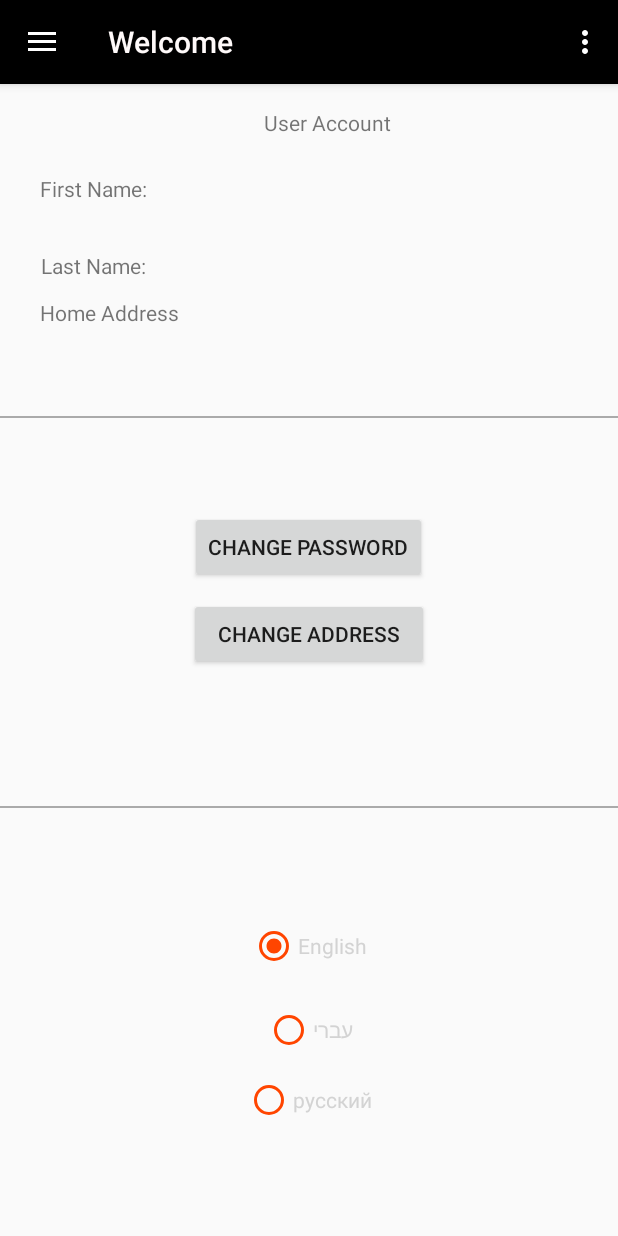
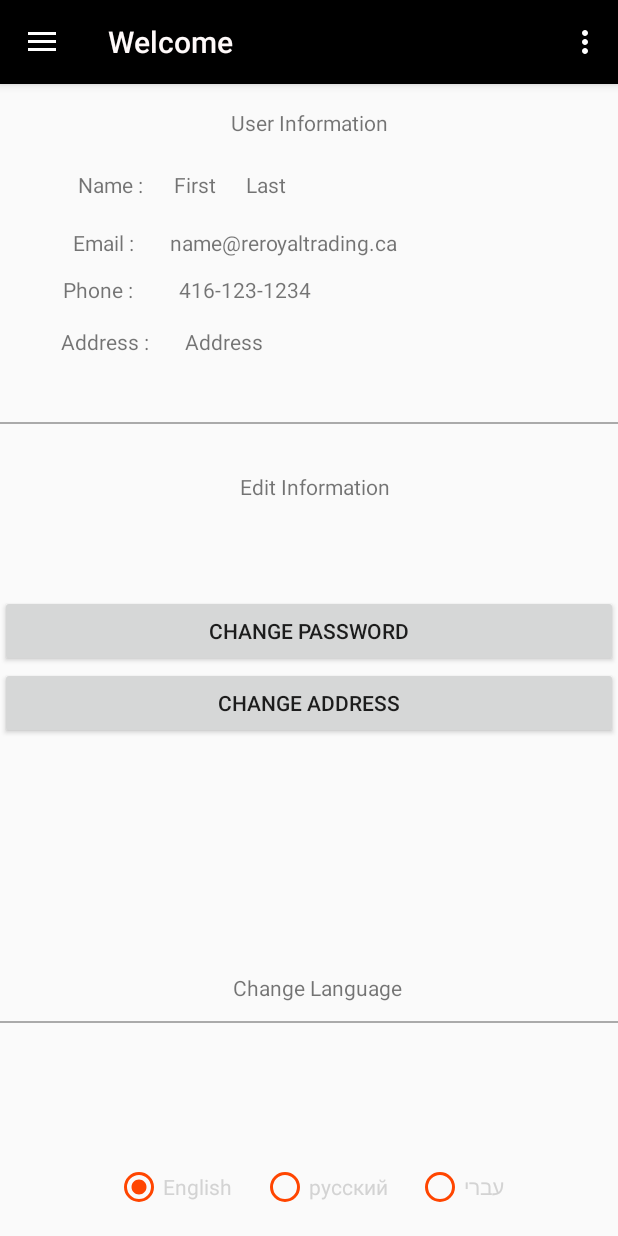
Before and after one commit to IsaiNah/REStoreEmployeeApp, an Android app: the fragment FragmentAccount placed in its activity, on a phone screen of 412 x 824 dp. Run offline under Robolectric (Android 15) with nearby library versions, the phone set to English and light mode, and no system bars; network calls fail.

Commit message:
- Update to User Information

```diff
--- a/app/src/main/res/layout/fragment_account.xml
+++ b/app/src/main/res/layout/fragment_account.xml
@@ -5,63 +5,146 @@
     android:layout_width="match_parent"
     android:layout_height="match_parent">
 
+    <TextView
+        android:id="@+id/txt_accountLangChange"
+        android:layout_width="wrap_content"
+        android:layout_height="wrap_content"
+        android:layout_marginStart="154dp"
+        android:layout_marginTop="156dp"
+        android:layout_marginEnd="143dp"
+        android:layout_marginBottom="13dp"
+        android:text="Change Language"
+        app:layout_constraintBottom_toTopOf="@+id/view3"
+        app:layout_constraintEnd_toEndOf="parent"
+        app:layout_constraintStart_toStartOf="parent"
+        app:layout_constraintTop_toBottomOf="@+id/button4" />
+
+    <TextView
+        android:id="@+id/txt_accountTitle2"
+        android:layout_width="wrap_content"
+        android:layout_height="wrap_content"
+        android:layout_marginStart="142dp"
+        android:layout_marginTop="32dp"
+        android:layout_marginEnd="134dp"
+        android:layout_marginBottom="29dp"
+        android:text="Edit Information"
+        app:layout_constraintBottom_toTopOf="@+id/button"
+        app:layout_constraintEnd_toEndOf="parent"
+        app:layout_constraintStart_toStartOf="parent"
+        app:layout_constraintTop_toBottomOf="@+id/view" />
+
+    <TextView
+        android:id="@+id/txt_userPhone"
+        android:layout_width="wrap_content"
+        android:layout_height="wrap_content"
+        android:layout_marginStart="15dp"
+        android:layout_marginTop="12dp"
+        android:layout_marginEnd="212dp"
+        android:text="416-123-1234"
+        app:layout_constraintEnd_toEndOf="parent"
+        app:layout_constraintStart_toEndOf="@+id/textView10"
+        app:layout_constraintTop_toBottomOf="@+id/txt_userEmail" />
+
+    <TextView
+        android:id="@+id/textView10"
+        android:layout_width="wrap_content"
+        android:layout_height="wrap_content"
+        android:layout_marginStart="49dp"
+        android:layout_marginTop="12dp"
+        android:layout_marginEnd="15dp"
+        android:text="Phone :"
+        app:layout_constraintEnd_toStartOf="@+id/txt_userPhone"
+        app:layout_constraintStart_toStartOf="parent"
+        app:layout_constraintTop_toBottomOf="@+id/textView5" />
+
+    <TextView
+        android:id="@+id/txt_userLName"
+        android:layout_width="wrap_content"
+        android:layout_height="wrap_content"
+        android:layout_marginTop="22dp"
+        android:layout_marginEnd="201dp"
+        android:layout_marginBottom="19dp"
+        android:text="Last"
+        app:layout_constraintBottom_toTopOf="@+id/txt_userEmail"
+        app:layout_constraintEnd_toEndOf="parent"
+        app:layout_constraintStart_toEndOf="@+id/txt_userFName"
+        app:layout_constraintTop_toBottomOf="@+id/txt_accountTitle" />
+
+    <TextView
+        android:id="@+id/txt_userAddress"
+        android:layout_width="wrap_content"
+        android:layout_height="wrap_content"
+        android:layout_marginStart="12dp"
+        android:layout_marginTop="15dp"
+        android:layout_marginEnd="242dp"
+        android:text="Address"
+        app:layout_constraintEnd_toEndOf="parent"
+        app:layout_constraintStart_toEndOf="@+id/textView6"
+        app:layout_constraintTop_toBottomOf="@+id/txt_userPhone" />
+
+    <TextView
+        android:id="@+id/txt_userEmail"
+        android:layout_width="wrap_content"
+        android:layout_height="wrap_content"
+        android:layout_marginStart="12dp"
+        android:layout_marginTop="19dp"
+        android:layout_marginEnd="150dp"
+        android:text="name@reroyaltrading.ca"
+        app:layout_constraintEnd_toEndOf="parent"
+        app:layout_constraintStart_toEndOf="@+id/textView5"
+        app:layout_constraintTop_toBottomOf="@+id/txt_userLName" />
+
     <RadioButton
         android:id="@+id/idrbLangEnglish3"
         android:layout_width="wrap_content"
-        android:layout_height="wrap_content"
-        android:layout_marginStart="166dp"
-        android:layout_marginTop="35dp"
-        android:layout_marginEnd="167dp"
-        android:layout_marginBottom="18dp"
+        android:layout_height="33dp"
+        android:layout_marginStart="74dp"
+        android:layout_marginEnd="8dp"
+        android:layout_marginBottom="16dp"
         android:buttonTint="@color/OrangeRed"
         android:checked="true"
         android:text="English"
         android:textColor="@color/LightGrey"
-        app:layout_constraintBottom_toTopOf="@+id/idrbLangEnglish4"
-        app:layout_constraintEnd_toEndOf="parent"
-        app:layout_constraintStart_toStartOf="parent"
-        app:layout_constraintTop_toBottomOf="@+id/view3" />
+        app:layout_constraintBottom_toBottomOf="parent"
+        app:layout_constraintEnd_toStartOf="@+id/idrbLangRus2"
+        app:layout_constraintStart_toStartOf="parent" />
 
     <RadioButton
         android:id="@+id/idrbLangEnglish4"
         android:layout_width="wrap_content"
-        android:layout_height="wrap_content"
-        android:layout_marginStart="176dp"
-        android:layout_marginEnd="176dp"
-        android:layout_marginBottom="6dp"
+        android:layout_height="33dp"
+        android:layout_marginStart="8dp"
+        android:layout_marginEnd="73dp"
+        android:layout_marginBottom="16dp"
         android:buttonTint="@color/OrangeRed"
         android:text="עברי"
         android:textColor="@color/LightGrey"
-        app:layout_constraintBottom_toTopOf="@+id/idrbLangRus2"
+        app:layout_constraintBottom_toBottomOf="parent"
         app:layout_constraintEnd_toEndOf="parent"
-        app:layout_constraintStart_toStartOf="parent"
-        app:layout_constraintTop_toBottomOf="@+id/idrbLangEnglish3" />
+        app:layout_constraintStart_toEndOf="@+id/idrbLangRus2" />
 
     <RadioButton
         android:id="@+id/idrbLangRus2"
         android:layout_width="wrap_content"
-        android:layout_height="wrap_content"
-        android:layout_marginStart="162dp"
-        android:layout_marginTop="3dp"
-        android:layout_marginEnd="163dp"
-        android:layout_marginBottom="69dp"
+        android:layout_height="33dp"
+        android:layout_marginStart="8dp"
+        android:layout_marginEnd="8dp"
+        android:layout_marginBottom="16dp"
         android:buttonTint="@color/OrangeRed"
         android:text="русский"
         android:textColor="@color/LightGrey"
         app:layout_constraintBottom_toBottomOf="parent"
-        app:layout_constraintEnd_toEndOf="parent"
-        app:layout_constraintStart_toStartOf="parent"
-        app:layout_constraintTop_toBottomOf="@+id/idrbLangEnglish4" />
+        app:layout_constraintEnd_toStartOf="@+id/idrbLangEnglish4"
+        app:layout_constraintStart_toEndOf="@+id/idrbLangEnglish3" />
 
     <View
         android:id="@+id/view3"
         android:layout_width="match_parent"
         android:layout_height="1dp"
-        android:layout_marginTop="85dp"
-        android:layout_marginBottom="35dp"
+        android:layout_marginTop="188dp"
         android:background="@android:color/darker_gray"
-        app:layout_constraintBottom_toTopOf="@+id/idrbLangEnglish3"
         app:layout_constraintEnd_toEndOf="parent"
+        app:layout_constraintHorizontal_bias="0.0"
         app:layout_constraintStart_toStartOf="parent"
         app:layout_constraintTop_toBottomOf="@+id/button4" />
 
@@ -69,7 +152,7 @@
         android:id="@+id/view"
         android:layout_width="match_parent"
         android:layout_height="1dp"
-        android:layout_marginTop="27dp"
+        android:layout_marginTop="8dp"
         android:layout_marginBottom="78dp"
         android:background="@android:color/darker_gray"
         app:layout_constraintBottom_toTopOf="@+id/button"
@@ -79,12 +162,11 @@
 
     <Button
         android:id="@+id/button4"
-        android:layout_width="160dp"
+        android:layout_width="match_parent"
         android:layout_height="wrap_content"
-        android:layout_marginStart="125dp"
-        android:layout_marginTop="10dp"
-        android:layout_marginEnd="126dp"
+        android:layout_marginBottom="157dp"
         android:text="Change Address"
+        app:layout_constraintBottom_toTopOf="@+id/view3"
         app:layout_constraintEnd_toEndOf="parent"
         app:layout_constraintStart_toStartOf="parent"
         app:layout_constraintTop_toBottomOf="@+id/button" />
@@ -93,27 +175,23 @@
         android:id="@+id/textView6"
         android:layout_width="wrap_content"
         android:layout_height="wrap_content"
-        android:layout_marginStart="25dp"
-        android:layout_marginTop="2dp"
-        android:layout_marginEnd="292dp"
-        android:layout_marginBottom="32dp"
-        android:text="Home Address"
-        app:layout_constraintBottom_toTopOf="@+id/view"
-        app:layout_constraintEnd_toEndOf="parent"
+        android:layout_marginStart="46dp"
+        android:layout_marginTop="15dp"
+        android:layout_marginEnd="12dp"
+        android:text="Address :"
+        app:layout_constraintEnd_toStartOf="@+id/txt_userAddress"
         app:layout_constraintStart_toStartOf="parent"
-        app:layout_constraintTop_toBottomOf="@+id/textView5" />
+        app:layout_constraintTop_toBottomOf="@+id/textView10" />
 
     <TextView
         android:id="@+id/textView5"
         android:layout_width="wrap_content"
         android:layout_height="wrap_content"
-        android:layout_marginStart="26dp"
-        android:layout_marginTop="16dp"
-        android:layout_marginEnd="314dp"
-        android:layout_marginBottom="10dp"
-        android:text="Last Name:"
-        app:layout_constraintBottom_toTopOf="@+id/textView6"
-        app:layout_constraintEnd_toEndOf="parent"
+        android:layout_marginStart="51dp"
+        android:layout_marginTop="19dp"
+        android:layout_marginEnd="12dp"
+        android:text="Email :"
+        app:layout_constraintEnd_toStartOf="@+id/txt_userEmail"
         app:layout_constraintStart_toStartOf="parent"
         app:layout_constraintTop_toBottomOf="@+id/textView4" />
 
@@ -121,14 +199,14 @@
         android:id="@+id/txt_accountTitle"
         android:layout_width="wrap_content"
         android:layout_height="wrap_content"
-        android:layout_marginStart="176dp"
+        android:layout_marginStart="162dp"
         android:layout_marginTop="16dp"
-        android:layout_marginEnd="149dp"
-        android:layout_marginBottom="696dp"
-        android:text="User Account"
-        app:layout_constraintBottom_toBottomOf="parent"
+        android:layout_marginEnd="163dp"
+        android:layout_marginBottom="185dp"
+        android:text="User Information"
+        app:layout_constraintBottom_toTopOf="@+id/view"
         app:layout_constraintEnd_toEndOf="parent"
-        app:layout_constraintHorizontal_bias="0.0"
+        app:layout_constraintHorizontal_bias="0.476"
         app:layout_constraintStart_toStartOf="parent"
         app:layout_constraintTop_toTopOf="parent"
         app:layout_constraintVertical_bias="0.0" />
@@ -137,27 +215,36 @@
         android:id="@+id/textView4"
         android:layout_width="wrap_content"
         android:layout_height="wrap_content"
-        android:layout_marginStart="25dp"
-        android:layout_marginTop="60dp"
-        android:layout_marginEnd="313dp"
-        android:layout_marginBottom="16dp"
-        android:text="First Name:"
+        android:layout_marginStart="32dp"
+        android:layout_marginTop="57dp"
+        android:layout_marginBottom="19dp"
+        android:text="Name :"
         app:layout_constraintBottom_toTopOf="@+id/textView5"
-        app:layout_constraintEnd_toEndOf="parent"
+        app:layout_constraintEnd_toStartOf="@+id/txt_userFName"
         app:layout_constraintStart_toStartOf="parent"
-        app:layout_constraintTop_toTopOf="parent"
-        app:layout_constraintVertical_chainStyle="spread_inside" />
+        app:layout_constraintTop_toTopOf="parent" />
 
     <Button
         android:id="@+id/button"
+        android:layout_width="match_parent"
+        android:layout_height="wrap_content"
+        android:layout_marginTop="33dp"
+        android:text="Change Password"
+        app:layout_constraintBottom_toTopOf="@+id/button4"
+        app:layout_constraintEnd_toEndOf="parent"
+        app:layout_constraintStart_toStartOf="parent"
+        app:layout_constraintTop_toBottomOf="@+id/txt_accountTitle2" />
+
+    <TextView
+        android:id="@+id/txt_userFName"
         android:layout_width="wrap_content"
         android:layout_height="wrap_content"
-        android:layout_marginStart="125dp"
-        android:layout_marginTop="62dp"
-        android:layout_marginEnd="126dp"
-        android:text="Change Password"
-        app:layout_constraintEnd_toEndOf="parent"
-        app:layout_constraintStart_toStartOf="parent"
-        app:layout_constraintTop_toBottomOf="@+id/view" />
+        android:layout_marginTop="57dp"
+        android:layout_marginBottom="19dp"
+        android:text="First"
+        app:layout_constraintBottom_toTopOf="@+id/txt_userEmail"
+        app:layout_constraintEnd_toStartOf="@+id/txt_userLName"
+        app:layout_constraintStart_toEndOf="@+id/textView4"
+        app:layout_constraintTop_toTopOf="parent" />
 
 </android.support.constraint.ConstraintLayout>
```
